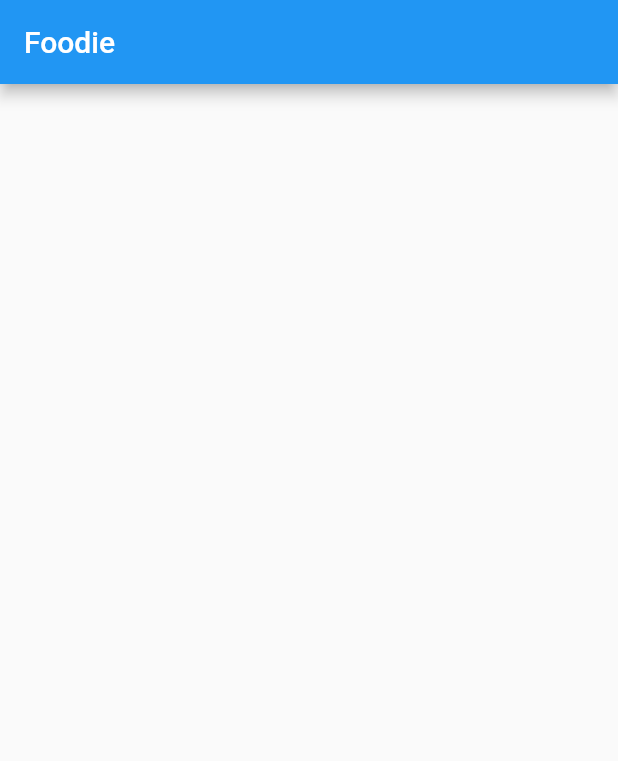
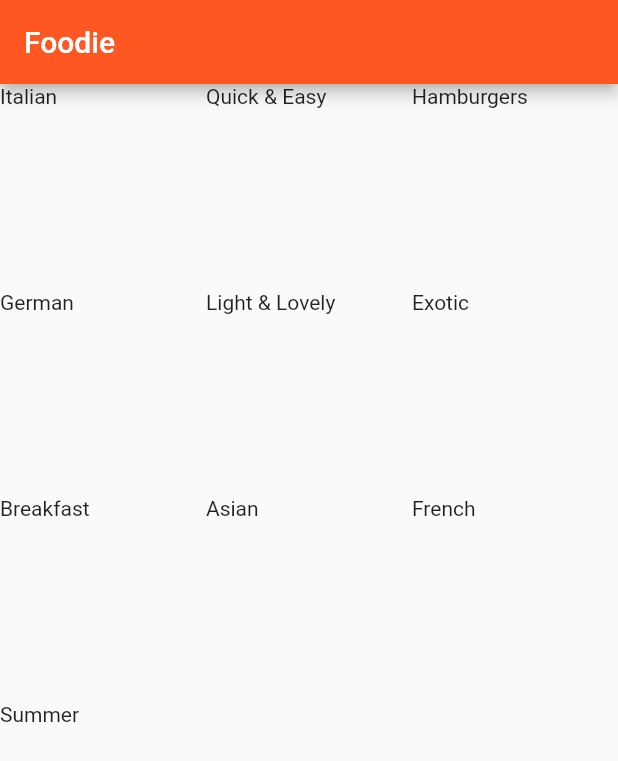
Before and after one commit to achinthadilesha/Foodie-Flutter, a Flutter app: the screen it shows after launch, on a phone screen of 412 x 824 dp. Shown: the top 761 px of the screen. Run offline on Flutter 3.47's test engine with Material 2 defaults, Android fonts, the phone set to English and light mode, and no system bars.

Commit message:
category screen, category model and dummy categories implemented

```diff
--- a/lib/main.dart
+++ b/lib/main.dart
@@ -1,4 +1,5 @@
 import 'package:flutter/material.dart';
+import 'package:foodie/screens/catergories_screen.dart';
 
 void main() => runApp(Foodie());
 
@@ -8,13 +9,32 @@ class Foodie extends StatelessWidget {
   @override
   Widget build(BuildContext context) {
     return MaterialApp(
+      title: 'Foodie',
       debugShowCheckedModeBanner: false,
-      home: Scaffold(
-        appBar: AppBar(
-          title: Text('Foodie'),
-        ),
-        body: Container(),
+      theme: ThemeData(
+        primarySwatch: Colors.deepOrange,
       ),
+      home: HomePage(),
     );
   }
 }
+
+//* ----------------- home-page widget -----------------
+class HomePage extends StatefulWidget {
+  const HomePage({Key? key}) : super(key: key);
+
+  @override
+  _HomePageState createState() => _HomePageState();
+}
+
+class _HomePageState extends State<HomePage> {
+  @override
+  Widget build(BuildContext context) {
+    return Scaffold(
+      appBar: AppBar(
+        title: Text('Foodie'),
+      ),
+      body: CategoroiesScreen(),
+    );
+  }
+}
--- /dev/null
+++ b/lib/models/categories.dart
@@ -0,0 +1,56 @@
+import 'package:flutter/material.dart';
+
+import 'category.dart';
+
+const categories = const [
+  Category(
+    id: 'c1',
+    title: 'Italian',
+    color: Colors.purple,
+  ),
+  Category(
+    id: 'c2',
+    title: 'Quick & Easy',
+    color: Colors.red,
+  ),
+  Category(
+    id: 'c3',
+    title: 'Hamburgers',
+    color: Colors.orange,
+  ),
+  Category(
+    id: 'c4',
+    title: 'German',
+    color: Colors.amber,
+  ),
+  Category(
+    id: 'c5',
+    title: 'Light & Lovely',
+    color: Colors.blue,
+  ),
+  Category(
+    id: 'c6',
+    title: 'Exotic',
+    color: Colors.green,
+  ),
+  Category(
+    id: 'c7',
+    title: 'Breakfast',
+    color: Colors.lightBlue,
+  ),
+  Category(
+    id: 'c8',
+    title: 'Asian',
+    color: Colors.lightGreen,
+  ),
+  Category(
+    id: 'c9',
+    title: 'French',
+    color: Colors.pink,
+  ),
+  Category(
+    id: 'c10',
+    title: 'Summer',
+    color: Colors.teal,
+  ),
+];
--- /dev/null
+++ b/lib/models/category.dart
@@ -0,0 +1,13 @@
+import 'package:flutter/material.dart';
+
+class Category {
+  final String id;
+  final String title;
+  final Color color;
+
+  const Category({
+    required this.id,
+    required this.title,
+    this.color = Colors.orange,
+  });
+}
--- /dev/null
+++ b/lib/screens/catergories_screen.dart
@@ -0,0 +1,21 @@
+import 'package:flutter/material.dart';
+import 'package:foodie/models/categories.dart';
+
+class CategoroiesScreen extends StatelessWidget {
+  const CategoroiesScreen({Key? key}) : super(key: key);
+
+  @override
+  Widget build(BuildContext context) {
+    return GridView(
+      //* ----------------- sliver-gridview-delegate -----------------
+      gridDelegate: SliverGridDelegateWithMaxCrossAxisExtent(
+        maxCrossAxisExtent: 200,
+        childAspectRatio: 3 / 3,
+      ),
+      //* ----------------- grid-view children -----------------
+      children: categories.map((categoryTile) {
+        return Text(categoryTile.title);
+      }).toList(),
+    );
+  }
+}
```
